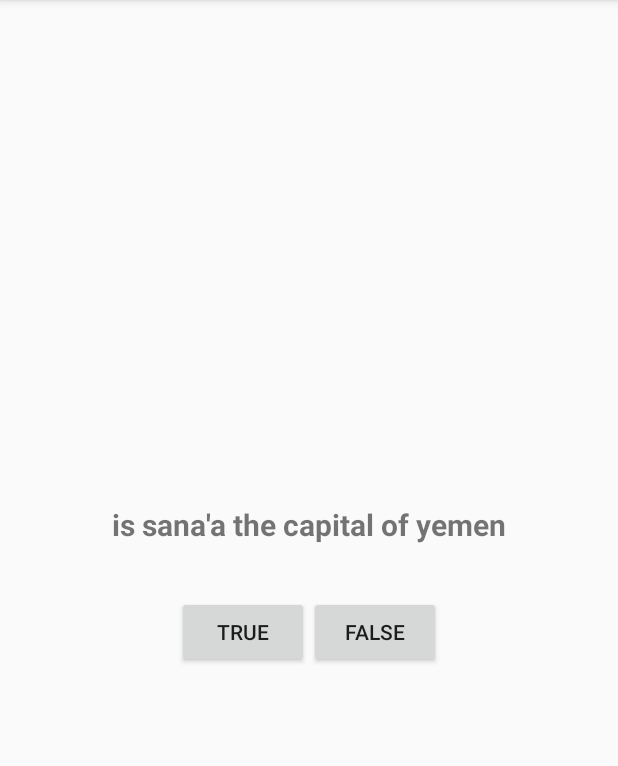
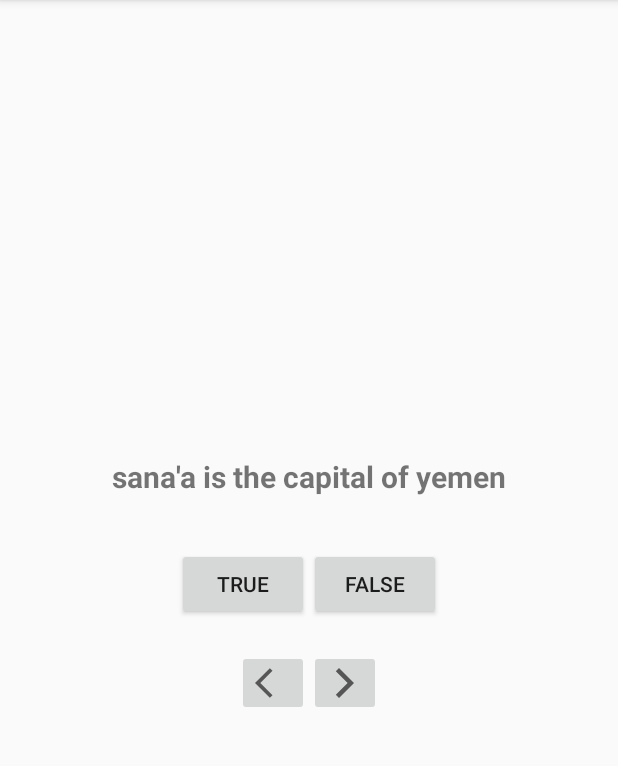
Before and after one commit to haythamalsharany/GeoQuiz, an Android app: the screen it shows after launch (MainActivity), on a phone screen of 412 x 824 dp, the part 84-850 px from its top. Run offline under Robolectric (Android 15) with nearby library versions, the phone set to English and light mode, and no system bars.

Commit message:
do challeng 4 commit

```diff
--- a/app/src/main/java/com/alsharany/geoquiz/MainActivity.kt
+++ b/app/src/main/java/com/alsharany/geoquiz/MainActivity.kt
@@ -1,28 +1,89 @@
 package com.alsharany.geoquiz
 
+import android.os.Bundle
+import android.widget.ImageButton
+import android.widget.TextView
+import android.widget.Toast
 import androidx.appcompat.app.AppCompatActivity
-import android.os.Bundle
-import android.view.Gravity
-import android.widget.Toast
 import kotlinx.android.synthetic.main.activity_main.*
 
 class MainActivity : AppCompatActivity() {
+    private val QuestionBank = listOf<Question>(
+        Question(R.string.sanaa_question, true),
+        Question(R.string.taiz_question, true),
+        Question(R.string.ibb_question, true),
+        Question(R.string.aden_question, false),
+        Question(R.string.mareb_question, true),
+        Question(R.string.jawf_question, false),
+
+        )
+    private var currentIndex = 0
+
+    private lateinit var QuestionText: TextView
+    private lateinit var nextBtn: ImageButton
+    private lateinit var previusBtn: ImageButton
+
     override fun onCreate(savedInstanceState: Bundle?) {
         super.onCreate(savedInstanceState)
         setContentView(R.layout.activity_main)
+        nextBtn = findViewById(R.id.next_btn)
+        previusBtn = findViewById(R.id.previus_btn)
+        QuestionText = findViewById(R.id.Question_text)
+        updateQuestion()
+
+
         true_btn.setOnClickListener {
-            //Toast.makeText(this,R.string.Correct_toast,Toast.LENGTH_LONG).show()
-            var  tost=  Toast.makeText(this,R.string.wrong_toast,Toast.LENGTH_LONG)
-            tost.setGravity(Gravity.TOP,0,0)
-            tost.show()
+//            //Toast.makeText(this,R.string.Correct_toast,Toast.LENGTH_LONG).show()
+//            var  tost=  Toast.makeText(this,R.string.wrong_toast,Toast.LENGTH_LONG)
+//            tost.setGravity(Gravity.TOP,0,0)
+//            tost.show()
+            checkAnswer(true)
         }
         false_btn.setOnClickListener {
-           // Toast.makeText(this,R.string.wrong_toast,Toast.LENGTH_LONG).show()
-       var  tost=  Toast.makeText(this,R.string.wrong_toast,Toast.LENGTH_LONG)
-            tost.setGravity(Gravity.TOP,0,0)
-            tost.show()
-
+            // Toast.makeText(this,R.string.wrong_toast,Toast.LENGTH_LONG).show()
+//       var  tost=  Toast.makeText(this,R.string.wrong_toast,Toast.LENGTH_LONG)
+//            tost.setGravity(Gravity.TOP,0,0)
+//            tost.show()
+            checkAnswer(false)
 
         }
+        updateQuestion()
+        nextBtn.setOnClickListener {
+            currentIndex = (currentIndex + 1) % QuestionBank.size
+            updateQuestion()
+
+        }
+        previusBtn.setOnClickListener {
+
+            currentIndex = if (currentIndex == 0) {
+                Toast.makeText(this, "therr is no previus ", Toast.LENGTH_LONG).show()
+                currentIndex
+            } else
+                currentIndex - 1
+            updateQuestion()
+
+        }
+        QuestionText.setOnClickListener {
+            currentIndex = (currentIndex + 1) % QuestionBank.size
+
+            updateQuestion()
+
+        }
+
     }
+
+    private fun updateQuestion() {
+
+        QuestionText.setText(QuestionBank[currentIndex].Question_text)
+    }
+
+    private fun checkAnswer(userAnswer: Boolean) {
+        val correctAnswer = QuestionBank[currentIndex].answer
+        val messageResId = if (userAnswer == correctAnswer)
+            R.string.Correct_toast
+        else
+            R.string.wrong_toast
+        Toast.makeText(this, messageResId, Toast.LENGTH_LONG).show()
+    }
+
 }
--- /dev/null
+++ b/app/src/main/java/com/alsharany/geoquiz/Quastion.kt
@@ -0,0 +1,6 @@
+package com.alsharany.geoquiz
+
+import androidx.annotation.StringRes
+
+data class Question( @StringRes val Question_text:Int,val answer:Boolean) {
+}
--- /dev/null
+++ b/app/src/main/res/drawable/ic_baseline_arrow_back_ios_24.xml
@@ -0,0 +1,10 @@
+<vector xmlns:android="http://schemas.android.com/apk/res/android"
+    android:width="24dp"
+    android:height="24dp"
+    android:viewportWidth="24"
+    android:viewportHeight="24"
+    android:tint="?attr/colorControlNormal">
+  <path
+      android:fillColor="@android:color/white"
+      android:pathData="M11.67,3.87L9.9,2.1 0,12l9.9,9.9 1.77,-1.77L3.54,12z"/>
+</vector>
--- /dev/null
+++ b/app/src/main/res/drawable/ic_baseline_arrow_forward_ios_24.xml
@@ -0,0 +1,10 @@
+<vector xmlns:android="http://schemas.android.com/apk/res/android"
+    android:width="24dp"
+    android:height="24dp"
+    android:viewportWidth="24"
+    android:viewportHeight="24"
+    android:tint="?attr/colorControlNormal">
+  <path
+      android:fillColor="@android:color/white"
+      android:pathData="M5.88,4.12L13.76,12l-7.88,7.88L8,22l10,-10L8,2z"/>
+</vector>
--- a/app/src/main/res/layout/activity_main.xml
+++ b/app/src/main/res/layout/activity_main.xml
@@ -6,16 +6,19 @@
     android:layout_height="match_parent"
     android:orientation="vertical"
     android:gravity="center"
+    android:layoutDirection="ltr"
+    android:textDirection="ltr"
 
     tools:context=".MainActivity">
+
     <TextView
+        android:id="@+id/Question_text"
         android:layout_width="wrap_content"
         android:layout_height="wrap_content"
-        android:text="@string/question_text"
+        android:text=""
         android:padding="24dp"
         android:textSize="20sp"
-        android:textStyle="bold"
-        ></TextView>
+        android:textStyle="bold" />
     <LinearLayout
         android:padding="10dp"
 
@@ -37,6 +40,29 @@
             ></Button>
 
     </LinearLayout>
+   <LinearLayout
+       android:layout_width="wrap_content"
+       android:layout_height="wrap_content"
+       android:orientation="horizontal"
+       android:padding="10dp"
+       >
+       <ImageButton
+
+           android:id="@+id/previus_btn"
+           android:layout_width="wrap_content"
+           android:layout_height="wrap_content"
+            android:src="@drawable/ic_baseline_arrow_back_ios_24"
+
+           ></ImageButton>
+       <ImageButton
+
+           android:id="@+id/next_btn"
+           android:layout_width="wrap_content"
+           android:layout_height="wrap_content"
+           android:src="@drawable/ic_baseline_arrow_forward_ios_24"
+           ></ImageButton>
+
+   </LinearLayout>
 
 
 </LinearLayout>
--- a/app/src/main/res/values/strings.xml
+++ b/app/src/main/res/values/strings.xml
@@ -1,9 +1,20 @@
 <resources>
     <string name="app_name">GeoQuiz</string>
-    <string name="question_text">is sana\'a the capital of yemen</string>
+
     <string name="false_button">False</string>
     <string name="true_button">True</string>
+    <string name="next_button">next</string>
+    <string name="previus_button">previus</string>
+
     <string name="Correct_toast">good you are right</string>
     <string name="wrong_toast">Ooooops ! you are wrong</string>
 
+    <!--  qustions -->
+    <string name="sanaa_question"> sana\'a is the capital of yemen</string>
+    <string name="taiz_question">cairo castel is in taiz </string>
+    <string name="ibb_question">ibb is the most beautifull city in  yemen</string>
+    <string name="aden_question"> aden is  the capital of yemen</string>
+    <string name="mareb_question">mareb is  the capital of saba kigdom</string>
+    <string name="jawf_question">jawf is  the capital of saba kigdom</string>
+
 </resources>
```
